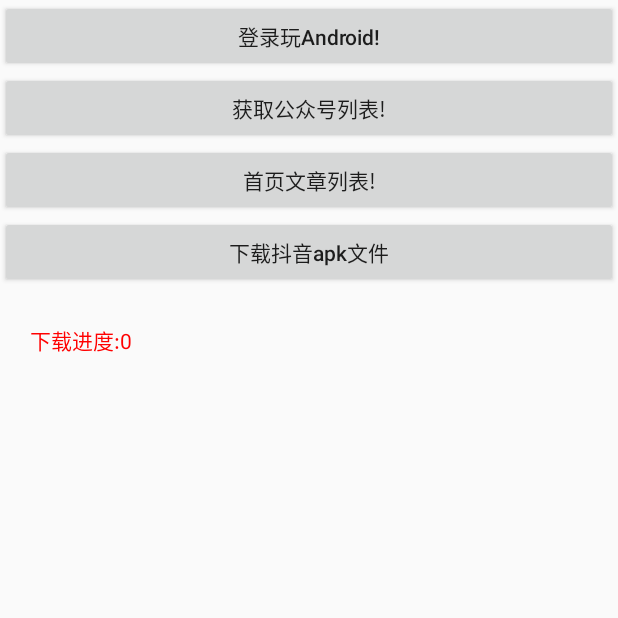
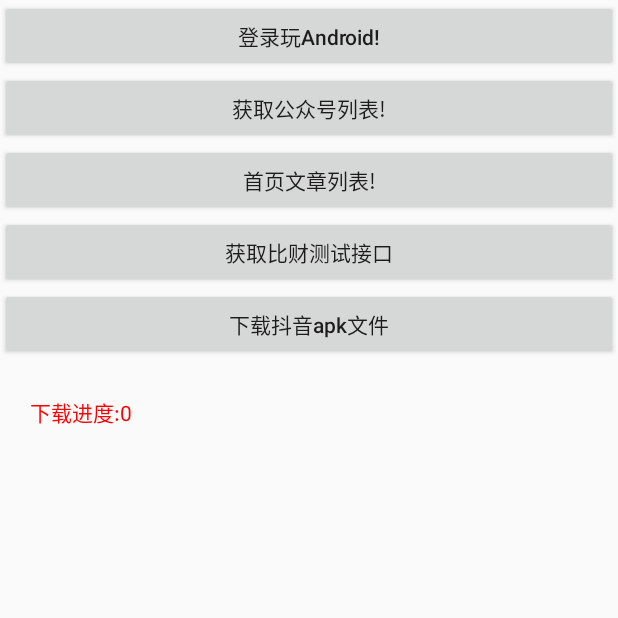
Before and after one commit to dvlp-org/DvlpOkHttp, an Android app: the screen it shows after launch (MainActivity), on a phone screen of 412 x 824 dp, the top half of it. Run offline under Robolectric (Android 15) with nearby library versions, the phone set to English and light mode, and no system bars; libraries missing offline, so code that uses them is left out: com.alibaba.fastjson, com.orhanobut.logger; 1 statement that could not run was skipped.

Commit message:
添加body请求

```diff
--- a/app/src/main/java/news/dvlp/dvlpokhttp/Api.java
+++ b/app/src/main/java/news/dvlp/dvlpokhttp/Api.java
@@ -44,4 +44,6 @@ public class Api {
     public static final String GET_FAVORITE_ARTICLES = API_BASE + "lg/collect/list/";
 
 
+    public static final String GET_BICAI ="http://47.94.110.156:9000/member/add ";
+
 }
--- a/app/src/main/java/news/dvlp/dvlpokhttp/ApiService.java
+++ b/app/src/main/java/news/dvlp/dvlpokhttp/ApiService.java
@@ -9,6 +9,8 @@ import news.dvlp.dvlpokhttp.entity.Article;
 import news.dvlp.dvlpokhttp.entity.LoginInfo;
 import news.dvlp.dvlpokhttp.entity.WXArticle;
 import news.dvlp.http.Callback.Call2;
+import okhttp3.RequestBody;
+import retrofit2.http.Body;
 import retrofit2.http.Field;
 import retrofit2.http.FormUrlEncoded;
 import retrofit2.http.GET;
@@ -41,4 +43,9 @@ public interface ApiService {
     //下载文件
     @GET(Api.BANNER)
     Call2<File> loadDouYinApk(@Header("Range") String range);
+
+
+    //比财测试
+    @POST(Api.GET_BICAI)
+    Call2<String> getBicai(@Body RequestBody  body);
 }
--- a/app/src/main/java/news/dvlp/dvlpokhttp/OKApplication.java
+++ b/app/src/main/java/news/dvlp/dvlpokhttp/OKApplication.java
@@ -52,7 +52,7 @@ public class OKApplication extends Application {
                 .addConverterFactory(GsonConverterFactory.create())
                 .build();
         RetrofitManager.init(retrofit);*/
-//        RetrofitManager.initJSonTag("sss","sss","sss",0);
+        RetrofitManager.initJSonTag("code","msg","data",0+"");
         RetrofitManager.init(Api.API_BASE);
 
     }
--- a/app/src/main/res/layout/activity_main.xml
+++ b/app/src/main/res/layout/activity_main.xml
@@ -31,6 +31,13 @@
     <Button
         android:layout_width="match_parent"
         android:layout_height="wrap_content"
+        android:onClick="articleBc"
+        android:text="获取比财测试接口"
+        android:textAllCaps="false" />
+
+    <Button
+        android:layout_width="match_parent"
+        android:layout_height="wrap_content"
         android:onClick="download"
         android:text="下载抖音apk文件"
         android:textAllCaps="false" />
```
Also changed, not shown: app/src/main/java/news/dvlp/dvlpokhttp/MainActivity.java (+24 -0 lines).
